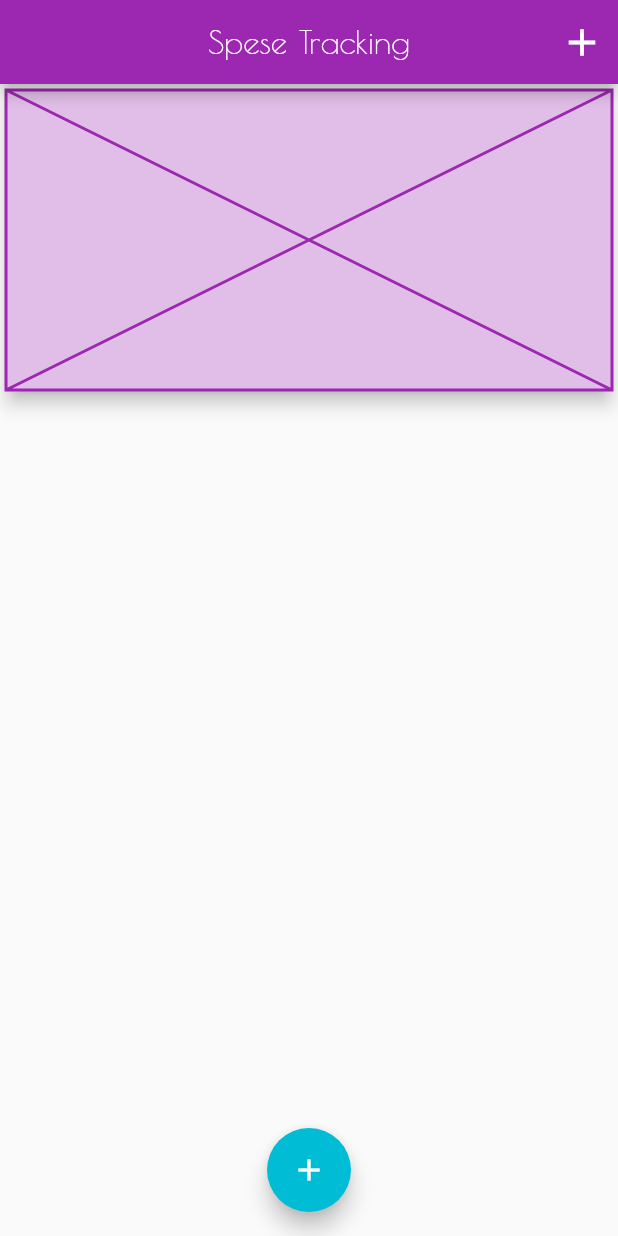
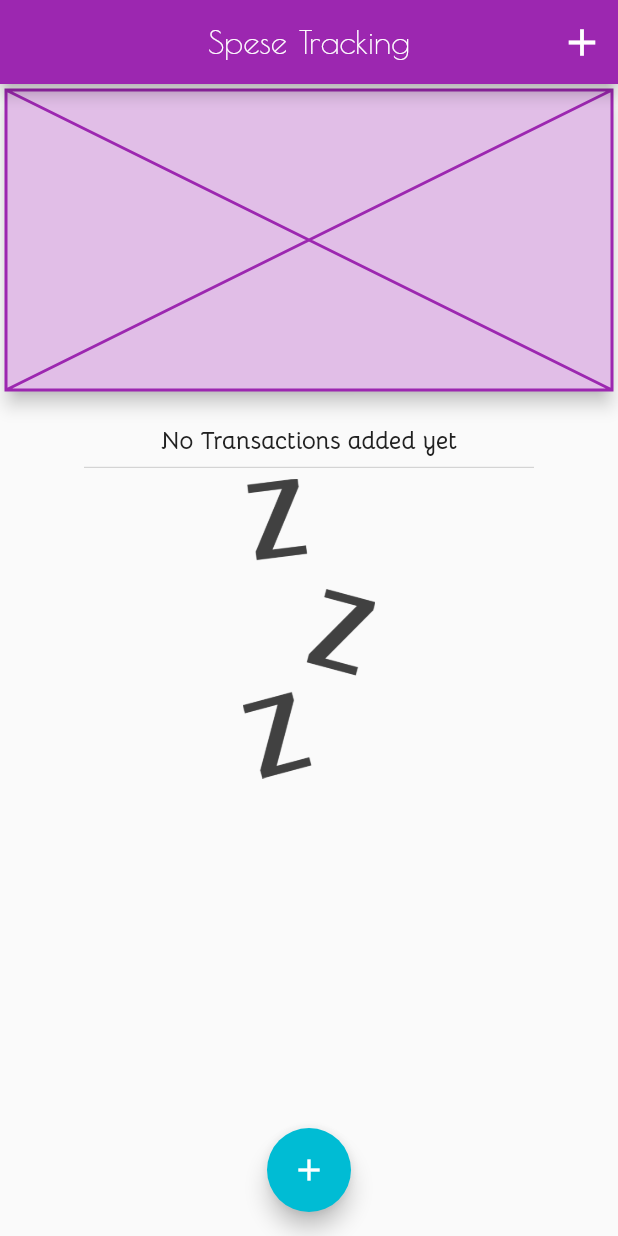
Before and after one commit to msawo/spese_app, a Flutter app: the screen it shows after launch, on a phone screen of 412 x 824 dp. Run offline on Flutter 3.47's test engine with Material 2 defaults, Android fonts, the phone set to English and light mode, and no system bars.

```diff
--- a/lib/widgets/transaction_list.dart
+++ b/lib/widgets/transaction_list.dart
@@ -13,7 +13,31 @@ class TransactionList extends StatelessWidget {
   Widget build(BuildContext context) {
     return Container(
       height: 300,
-      child: ListView.builder(
+      child: transactions.isEmpty
+          ? Column(
+              children: <Widget>[
+                Text(
+                  '\nNo Transactions added yet',
+                  style: Theme.of(context).textTheme.title,
+                ),
+                SizedBox(
+                  height: 15.0,
+                  width: 300.0,
+                  child: Divider(
+                    thickness: 0.5,
+                    color: dividerColor,
+                  ),
+                ),
+                Container(
+                  height: 200,
+                  child: Image.asset(
+                    'assets/images/waiting.png',
+                    fit: BoxFit.cover,
+                  ),
+                ),
+              ],
+            )
+          : ListView.builder(
               itemCount: transactions.length,
               itemBuilder: (ctx, index) {
                 return Card(
@@ -45,7 +69,8 @@ class TransactionList extends StatelessWidget {
                           vertical: 8.0,
                           horizontal: 8.0,
                         ),
-                  constraints: BoxConstraints(maxWidth: 100, minWidth: 100),
+                        constraints:
+                            BoxConstraints(maxWidth: 100, minWidth: 100),
                       ),
                       Expanded(
                         child: Container(
```
Also changed, not shown: assets/images/waiting.png (added). Lines whose indentation alone changed are shown as unchanged.
